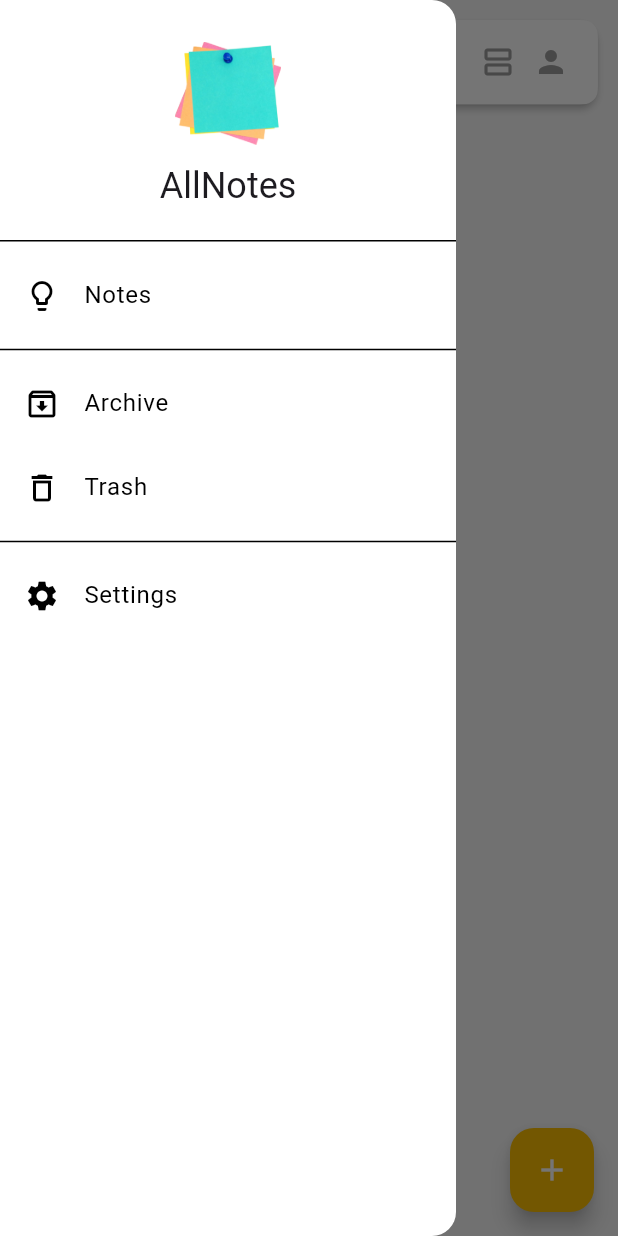
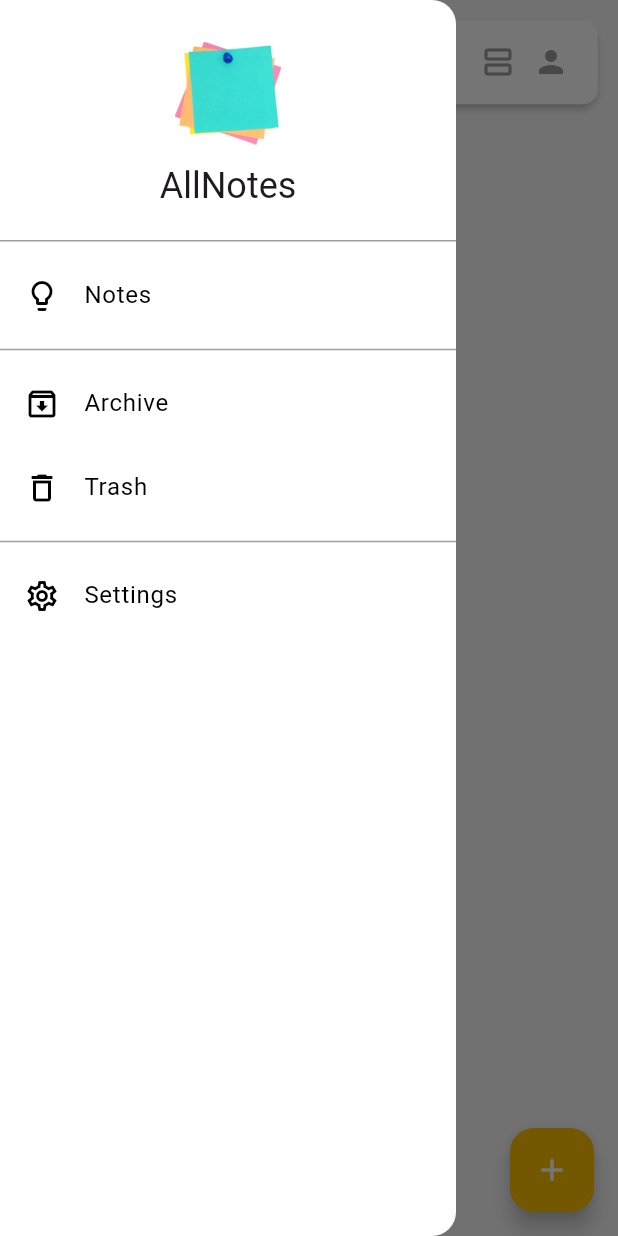
Before and after one commit to v-cardona/allnotes, a Flutter app: the screen it shows once a user with an empty profile is signed in, with the side drawer open, on a phone screen of 412 x 824 dp. Run offline on Flutter 3.47's test engine with Material 3 defaults, Android fonts, the phone set to English and light mode, and no system bars; our stand-ins replace dartz, equatable, firebase_auth, firebase_core, flutter_bloc, flutter_screenutil and 3 more; accounts and stored records are empty; generated files the repository leaves out were written again; network calls fail.

Commit message:
change icon of settings on drawer and divider color

```diff
--- a/lib/presentation/journeys/homepage/drawer_widget.dart
+++ b/lib/presentation/journeys/homepage/drawer_widget.dart
@@ -46,7 +46,7 @@ class DrawerWidget extends StatelessWidget {
           ),
           const Divider(),
           ListTile(
-            leading: const Icon(Icons.settings),
+            leading: const Icon(Icons.settings_outlined),
             title: Text(TranslationConstants.settings.translate(context)),
             onTap: () {},
           ),
--- a/lib/presentation/themes/theme_app.dart
+++ b/lib/presentation/themes/theme_app.dart
@@ -72,5 +72,8 @@ class ThemeApp {
       ),
     ),
     scaffoldBackgroundColor: AppColor.alabaster,
+    dividerTheme: const DividerThemeData(
+      color: Colors.grey,
+    ),
   );
 }
```
